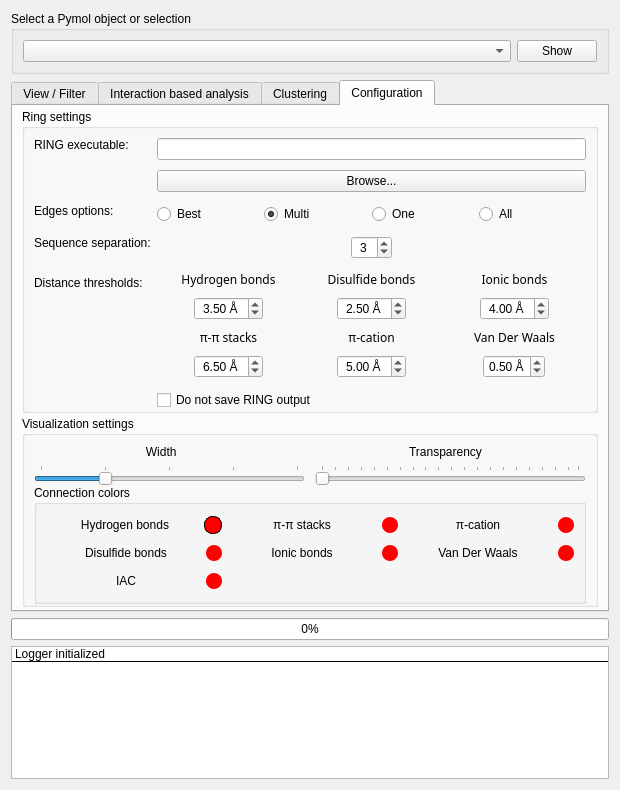
BioComputingUP/ring-pymol, file GUIs/plugin.ui: the form before one commit.
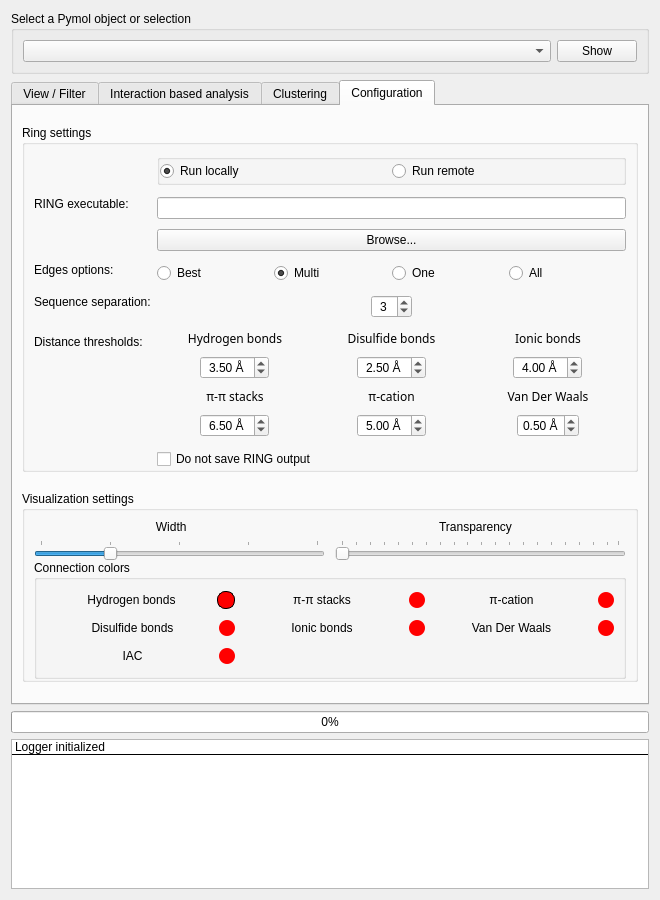
The form after the commit. The open tabs and pages were chosen to show the change.

Commit message: Added remote call to API to run RING

```diff
--- a/GUIs/plugin.ui
+++ b/GUIs/plugin.ui
@@ -6,8 +6,8 @@
    <rect>
     <x>0</x>
     <y>0</y>
-    <width>620</width>
-    <height>790</height>
+    <width>660</width>
+    <height>900</height>
    </rect>
   </property>
   <property name="sizePolicy">
@@ -1675,7 +1675,48 @@
              <property name="bottomMargin">
               <number>0</number>
              </property>
-             <item row="0" column="0">
+             <item row="0" column="1">
+              <widget class="QGroupBox" name="groupBox_9">
+               <property name="title">
+                <string/>
+               </property>
+               <layout class="QHBoxLayout" name="horizontalLayout_26">
+                <property name="spacing">
+                 <number>0</number>
+                </property>
+                <property name="leftMargin">
+                 <number>0</number>
+                </property>
+                <property name="topMargin">
+                 <number>0</number>
+                </property>
+                <property name="rightMargin">
+                 <number>0</number>
+                </property>
+                <property name="bottomMargin">
+                 <number>0</number>
+                </property>
+                <item>
+                 <widget class="QRadioButton" name="ring_locally">
+                  <property name="text">
+                   <string>Run locally</string>
+                  </property>
+                  <property name="checked">
+                   <bool>true</bool>
+                  </property>
+                 </widget>
+                </item>
+                <item>
+                 <widget class="QRadioButton" name="ring_remote">
+                  <property name="text">
+                   <string>Run remote</string>
+                  </property>
+                 </widget>
+                </item>
+               </layout>
+              </widget>
+             </item>
+             <item row="2" column="0">
               <widget class="QLabel" name="label">
                <property name="sizePolicy">
                 <sizepolicy hsizetype="Fixed" vsizetype="Fixed">
@@ -1688,7 +1729,7 @@
                </property>
               </widget>
              </item>
-             <item row="0" column="1">
+             <item row="2" column="1">
               <layout class="QVBoxLayout" name="verticalLayout_2">
                <property name="spacing">
                 <number>10</number>
@@ -1724,7 +1765,7 @@
                </item>
               </layout>
              </item>
-             <item row="1" column="0">
+             <item row="3" column="0">
               <widget class="QLabel" name="label_7">
                <property name="sizePolicy">
                 <sizepolicy hsizetype="Fixed" vsizetype="Fixed">
@@ -1737,7 +1778,7 @@
                </property>
               </widget>
              </item>
-             <item row="1" column="1">
+             <item row="3" column="1">
               <layout class="QHBoxLayout" name="horizontalLayout_2">
                <property name="sizeConstraint">
                 <enum>QLayout::SetDefaultConstraint</enum>
@@ -1790,7 +1831,7 @@
                </item>
               </layout>
              </item>
-             <item row="2" column="0">
+             <item row="4" column="0">
               <widget class="QLabel" name="label_14">
                <property name="sizePolicy">
                 <sizepolicy hsizetype="Preferred" vsizetype="Fixed">
@@ -1803,7 +1844,7 @@
                </property>
               </widget>
              </item>
-             <item row="2" column="1">
+             <item row="4" column="1">
               <widget class="QWidget" name="widget" native="true">
                <layout class="QHBoxLayout" name="horizontalLayout">
                 <property name="spacing">
@@ -1846,14 +1887,14 @@
                </layout>
               </widget>
              </item>
-             <item row="3" column="0">
+             <item row="5" column="0">
               <widget class="QLabel" name="label_22">
                <property name="text">
                 <string>Distance thresholds:</string>
                </property>
               </widget>
              </item>
-             <item row="3" column="1">
+             <item row="5" column="1">
               <layout class="QGridLayout" name="gridLayout_2">
                <property name="horizontalSpacing">
                 <number>0</number>
@@ -2226,7 +2267,7 @@
                </item>
               </layout>
              </item>
-             <item row="4" column="1">
+             <item row="6" column="1">
               <widget class="QCheckBox" name="override_memory">
                <property name="toolTip">
                 <string>Usefull when structure has been modified</string>
```
Left out of the diff: 16 changed lines with no effect on the pictures. The commit also changes 5 other files.
